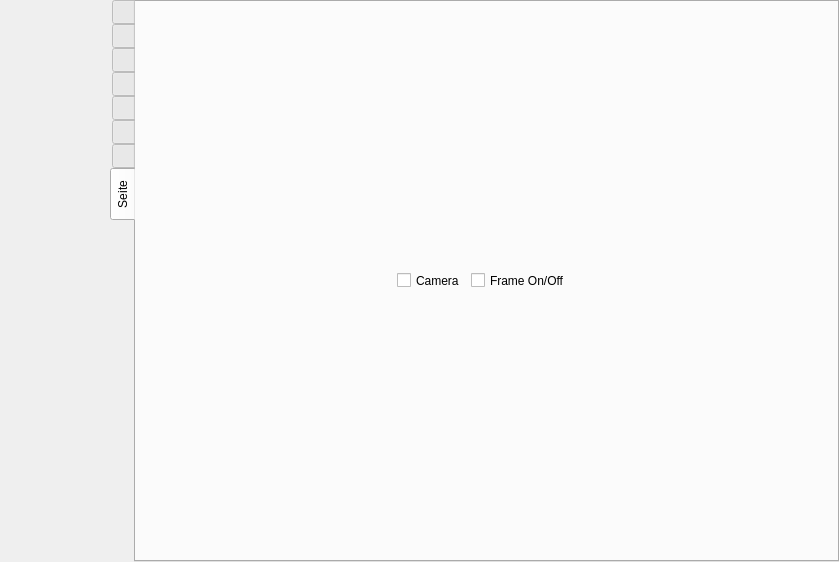
Above: src/formMainWindow.ui from vkohaupt/vokoscreenNG before the change. Below: the same form after it.
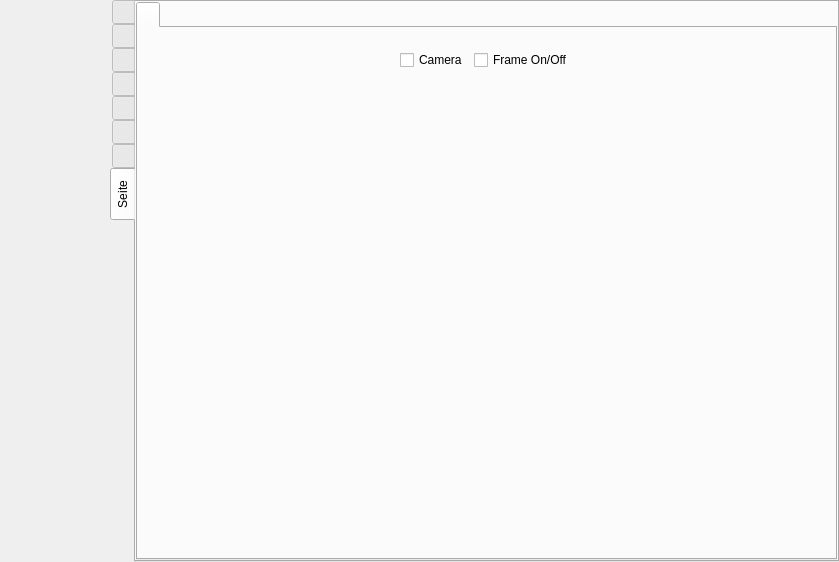
That is the form after the change. The open tabs and pages were chosen to show the change. Icons and pictures are not drawn.

Commit message: X11 camera window

Patch:
```diff
--- a/src/formMainWindow.ui
+++ b/src/formMainWindow.ui
@@ -7180,15 +7180,44 @@
        <attribute name="title">
         <string>Seite</string>
        </attribute>
+       <layout class="QVBoxLayout" name="verticalLayout_21">
+        <property name="spacing">
+         <number>0</number>
+        </property>
+        <property name="leftMargin">
+         <number>0</number>
+        </property>
+        <property name="topMargin">
+         <number>0</number>
+        </property>
+        <property name="rightMargin">
+         <number>0</number>
+        </property>
+        <property name="bottomMargin">
+         <number>0</number>
+        </property>
+        <item>
+         <widget class="QTabWidget" name="tabWidget">
+          <property name="currentIndex">
+           <number>0</number>
+          </property>
+          <property name="iconSize">
+           <size>
+            <width>48</width>
+            <height>48</height>
+           </size>
+          </property>
+          <widget class="QWidget" name="tab_4">
+           <attribute name="icon">
+            <iconset resource="screencast.qrc">
+             <normaloff>:/pictures/camera/camera.png</normaloff>:/pictures/camera/camera.png</iconset>
+           </attribute>
+           <attribute name="title">
+            <string notr="true"/>
+           </attribute>
+           <layout class="QVBoxLayout" name="verticalLayout_11">
+            <item>
        <widget class="QWidget" name="widget_2" native="true">
-        <property name="geometry">
-         <rect>
-          <x>10</x>
-          <y>260</y>
-          <width>676</width>
-          <height>37</height>
-         </rect>
-        </property>
         <layout class="QHBoxLayout" name="horizontalLayout_74">
          <item>
           <spacer name="horizontalSpacer_47">
@@ -7238,6 +7267,25 @@
          </item>
         </layout>
        </widget>
+            </item>
+            <item>
+             <spacer name="verticalSpacer_5">
+              <property name="orientation">
+               <enum>Qt::Orientation::Vertical</enum>
+              </property>
+              <property name="sizeHint" stdset="0">
+               <size>
+                <width>20</width>
+                <height>40</height>
+               </size>
+              </property>
+             </spacer>
+            </item>
+           </layout>
+          </widget>
+         </widget>
+        </item>
+       </layout>
       </widget>
      </widget>
     </item>
```
Left out of the diff: 6 changed lines with no effect on the pictures. Lines whose indentation alone changed are shown as unchanged.
